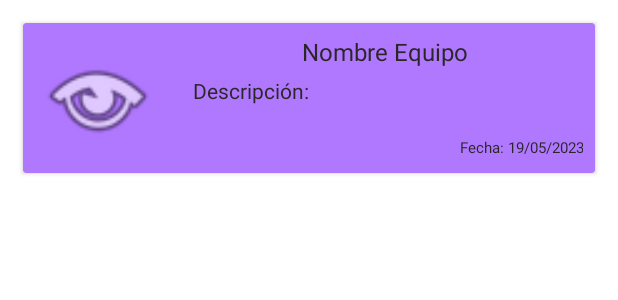
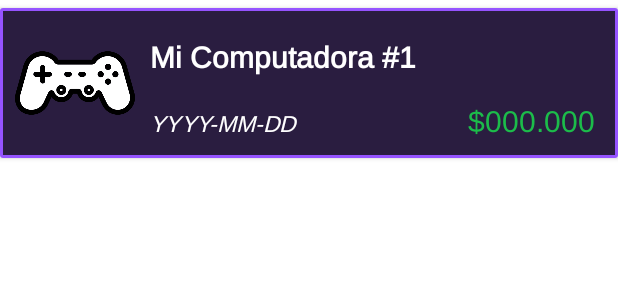
Before and after one commit to PCGenerator-Unlam/PCGenerator, an Android app: the layout historial_item.xml on its own in the app's theme, with its tools: preview values and no code run, on a phone screen of 412 x 824 dp. Shown: the top 300 px of the screen. Run offline under Robolectric (Android 15) with nearby library versions, the phone set to English and light mode, and no system bars.

Commit message:
Pantalla Historial y NuevaComputadora

```diff
--- a/app/src/main/java/com/example/pcgenerator/ui/adapters/HistorialAdapter.kt
+++ b/app/src/main/java/com/example/pcgenerator/ui/adapters/HistorialAdapter.kt
@@ -20,7 +20,9 @@ class HistorialAdapter(var historialList : MutableList<SetupHistorial>
     override fun onBindViewHolder(holder: HistorialViewHolder, position: Int) {
             var setup = historialList[position]
 
-            holder.binding.nombre.text = setup.nombre
+            holder.binding.tvName.text = setup.nombre
+        holder.binding.fecha.text = setup.fechaCreacion.toString()
+        holder.binding.tvPrice.text = "$${setup.precio}"
 
     }
 
--- /dev/null
+++ b/app/src/main/res/drawable/historyitem_border.xml
@@ -0,0 +1,5 @@
+<?xml version="1.0" encoding="utf-8"?>
+<shape xmlns:android="http://schemas.android.com/apk/res/android" android:shape="rectangle">
+    <solid android:color="#2A1D40"/>
+    <stroke android:width="2dp" android:color="#9553FF"/>
+</shape>
--- a/app/src/main/res/layout/historial_item.xml
+++ b/app/src/main/res/layout/historial_item.xml
@@ -5,15 +5,12 @@
     xmlns:tools="http://schemas.android.com/tools"
     android:layout_width="match_parent"
     android:layout_height="wrap_content"
-    android:layout_margin="15dp"
-    android:background="@drawable/background_historial_item"
-    android:backgroundTint="@color/primary">
+    android:layout_marginTop="5dp">
 
     <LinearLayout
         android:layout_width="match_parent"
         android:layout_height="100dp"
-        android:background="@drawable/background_historial_item"
-        android:backgroundTint="@color/primary"
+        android:background="@drawable/historyitem_border"
         android:orientation="horizontal"
         app:layout_constraintBottom_toBottomOf="parent">
 
@@ -22,40 +19,59 @@
             android:layout_width="80dp"
             android:layout_height="80dp"
             android:layout_margin="10dp"
-            app:srcCompat="@android:drawable/ic_menu_view" />
+            app:srcCompat="@android:drawable/ic_menu_view"
+            tools:srcCompat="@drawable/mando" />
 
         <LinearLayout
             android:layout_width="match_parent"
             android:layout_height="match_parent"
-            android:layout_margin="8dp"
             android:orientation="vertical">
 
             <TextView
-                android:id="@+id/nombre"
+                android:id="@+id/tv_name"
+                android:layout_width="wrap_content"
+                android:layout_height="wrap_content"
+                android:layout_marginTop="20dp"
+                android:fontFamily="@font/arimo"
+                android:textColor="#FFFFFF"
+                android:textSize="20sp"
+                android:textStyle="bold"
+                tools:text="Mi Computadora #1"
+                tools:textColor="@color/white" />
+
+            <LinearLayout
+                android:id="@+id/ly_info"
                 android:layout_width="match_parent"
-                android:layout_height="wrap_content"
-                android:gravity="center"
-                android:text="Nombre Equipo"
-                android:textSize="16sp"
-                tools:textColor="#2B2727" />
+                android:layout_height="match_parent"
+                android:layout_gravity="bottom"
+                android:layout_marginTop="16dp"
+                android:layout_marginEnd="15dp"
+                android:layout_marginBottom="5dp"
+                android:orientation="horizontal">
 
-            <TextView
-                android:id="@+id/descripcion"
-                android:layout_width="match_parent"
-                android:layout_height="wrap_content"
-                android:layout_margin="5dp"
-                android:text="Descripción:"
-                android:textSize="14sp"
-                tools:textColor="#2B2727" />
+                <TextView
+                    android:id="@+id/fecha"
+                    android:layout_width="50dp"
+                    android:layout_height="wrap_content"
+                    android:layout_weight="1"
+                    android:fontFamily="@font/arimo"
+                    android:textSize="15sp"
+                    android:textStyle="italic"
+                    android:visibility="visible"
+                    tools:text="YYYY-MM-DD"
+                    tools:textColor="@color/white" />
 
-            <TextView
-                android:id="@+id/fecha"
-                android:layout_width="match_parent"
-                android:layout_height="30dp"
-                android:gravity="bottom|end"
-                android:text="Fecha: 19/05/2023"
-                android:textSize="10sp"
-                tools:textColor="#2B2727" />
+                <TextView
+                    android:id="@+id/tv_price"
+                    android:layout_width="0dp"
+                    android:layout_height="match_parent"
+                    android:layout_weight="1"
+                    android:fontFamily="@font/arimo"
+                    android:gravity="end"
+                    android:textColor="#1CBC4A"
+                    android:textSize="20sp"
+                    tools:text="$000.000" />
+            </LinearLayout>
 
         </LinearLayout>
 
```
Also changed, not shown: app/src/main/java/com/example/pcgenerator/models/SetupHistorial.kt (+8 -3 lines), app/src/main/java/com/example/pcgenerator/ui/fragments/FragmentHistorial.kt (added, +29 -0 lines), app/src/main/java/com/example/pcgenerator/ui/fragments/NuevaComputadoraFragment.kt (added, +28 -0 lines), app/src/main/res/drawable/filteritem_border.xml (added, +7 -0 lines), app/src/main/res/drawable/filteritemdeactivated_border.xml (added, +7 -0 lines), app/src/main/res/layout/fragment_historial.xml (added, +178 -0 lines), app/src/main/res/layout/fragment_nueva_computadora.xml (added, +103 -0 lines), app/src/main/res/values/strings.xml (+9 -0 lines), app/src/main/res/values/themes.xml (+15 -1 lines), app/src/main/res/drawable/archivo_de_documento_de_microsoft_word.png (added), app/src/main/res/drawable/image.png (added), app/src/main/res/drawable/lupa.png (added), app/src/main/res/drawable/mando.png (added), app/src/main/res/drawable/photoshop.png (added), 1 more files.
